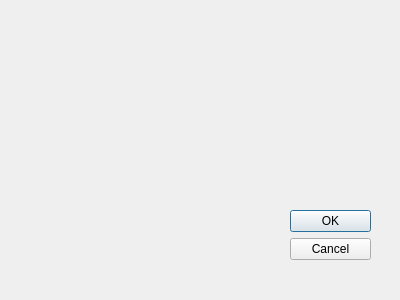
Before: the Qt Designer form CPUSchedulers/fcfs_dialog.ui in lameesemad1996/CPUSchedulers, drawn with Qt 5.
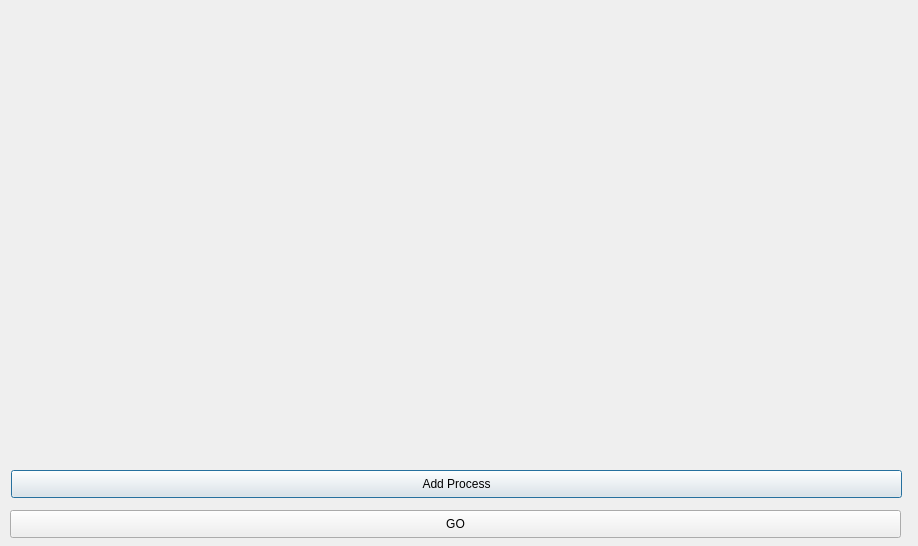
After: the same form once the commit is applied.

Diff of the .ui file:
```diff
--- a/CPUSchedulers/fcfs_dialog.ui
+++ b/CPUSchedulers/fcfs_dialog.ui
@@ -6,32 +6,60 @@
    <rect>
     <x>0</x>
     <y>0</y>
-    <width>400</width>
-    <height>300</height>
+    <width>918</width>
+    <height>546</height>
    </rect>
   </property>
   <property name="windowTitle">
    <string>Dialog</string>
   </property>
-  <widget class="QDialogButtonBox" name="buttonBox">
+  <widget class="QPushButton" name="pushButton_addProcess">
    <property name="geometry">
     <rect>
-     <x>290</x>
-     <y>210</y>
-     <width>81</width>
-     <height>51</height>
+     <x>11</x>
+     <y>470</y>
+     <width>891</width>
+     <height>28</height>
     </rect>
    </property>
-   <property name="font">
-    <font>
-     <kerning>true</kerning>
-    </font>
+   <property name="sizePolicy">
+    <sizepolicy hsizetype="Preferred" vsizetype="Fixed">
+     <horstretch>0</horstretch>
+     <verstretch>0</verstretch>
+    </sizepolicy>
    </property>
-   <property name="orientation">
-    <enum>Qt::Vertical</enum>
+   <property name="text">
+    <string>Add Process</string>
    </property>
-   <property name="standardButtons">
-    <set>QDialogButtonBox::Cancel|QDialogButtonBox::Ok</set>
+  </widget>
+  <widget class="QWidget" name="verticalLayoutWidget_2">
+   <property name="geometry">
+    <rect>
+     <x>11</x>
+     <y>11</y>
+     <width>891</width>
+     <height>451</height>
+    </rect>
+   </property>
+   <layout class="QVBoxLayout" name="verticalLayout_2"/>
+  </widget>
+  <widget class="QPushButton" name="pushButton_Go">
+   <property name="geometry">
+    <rect>
+     <x>10</x>
+     <y>510</y>
+     <width>891</width>
+     <height>28</height>
+    </rect>
+   </property>
+   <property name="sizePolicy">
+    <sizepolicy hsizetype="Preferred" vsizetype="Fixed">
+     <horstretch>0</horstretch>
+     <verstretch>0</verstretch>
+    </sizepolicy>
+   </property>
+   <property name="text">
+    <string>GO</string>
    </property>
   </widget>
  </widget>
```
Left out of the diff: 35 changed lines with no effect on the pictures.
